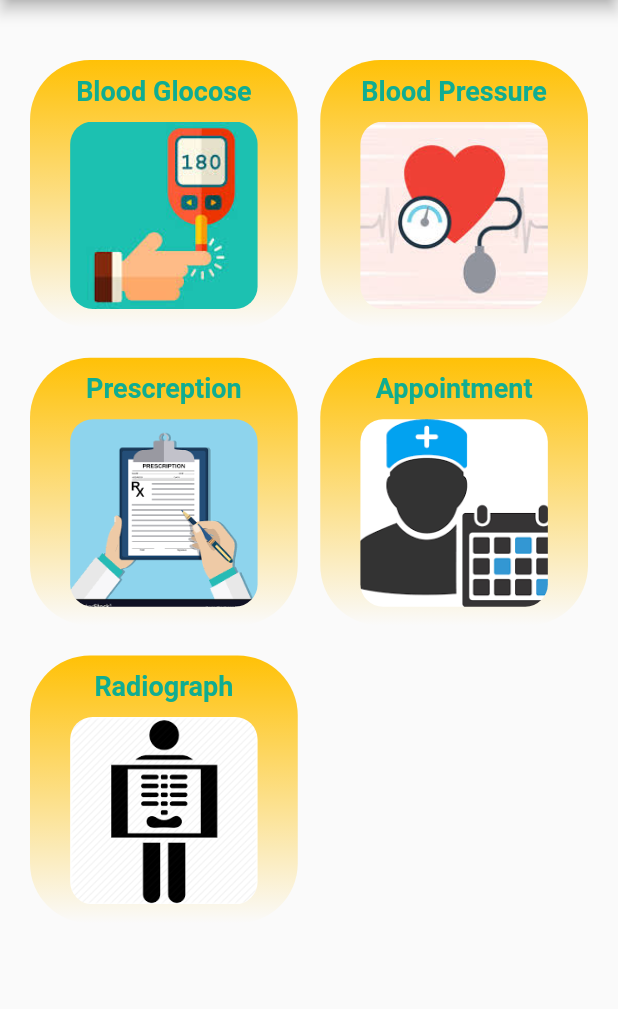
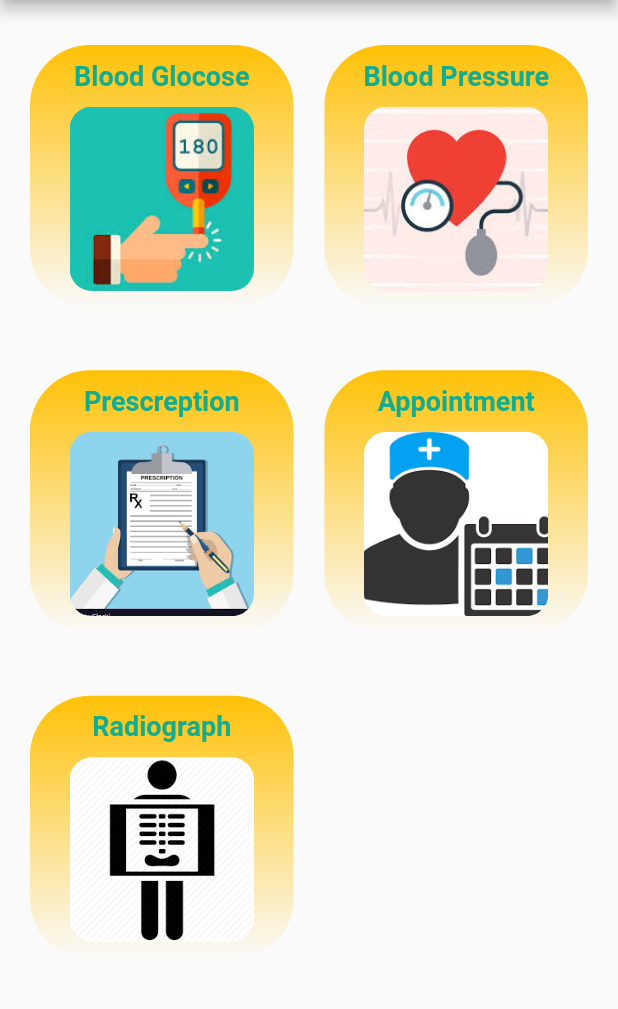
Before and after one commit to AbdelrahmanMagdy84/AMUN_mobile_APP, a Flutter app: the CategoriesScreen screen opened by its route, on a phone screen of 412 x 824 dp, the part 84-1093 px from its top. Run offline on Flutter 3.47's test engine with Material 2 defaults, Android fonts, the phone set to English and light mode, and no system bars; our stand-ins replace dropdown_search, numberpicker; missing offline and left inert: qr_code_scanner.

Commit message:
responsive grid

```diff
--- a/lib/screens/allergies_screen.dart
+++ b/lib/screens/allergies_screen.dart
@@ -48,9 +48,11 @@ class _AllergiesScreenState extends State<AllergiesScreen> {
       body: allergy == null
           ? Center(child: Text('no allergies yet'))
           : LayoutBuilder(builder: (context, constraints) {
-              return Column(children: <Widget>[
+              return Container(
+
+                child: Column(children: <Widget>[
                   Container(
-
+                   padding: EdgeInsets.only(top:10),
                     child: Card(
                       elevation: 4,
                       child: Column(
@@ -123,7 +125,8 @@ class _AllergiesScreenState extends State<AllergiesScreen> {
                       ),
                     ),
                   ),
-              ]);
+                ]),
+              );
             }),
       floatingActionButtonLocation: FloatingActionButtonLocation.centerFloat,
       floatingActionButton: FloatingActionButton(
--- a/lib/screens/categories_screen.dart
+++ b/lib/screens/categories_screen.dart
@@ -1,4 +1,3 @@
-
 import 'package:amun/screens/scanner_screen.dart';
 
 import '../widgets/category_item.dart';
@@ -14,7 +13,6 @@ class CategoriesScreen extends StatefulWidget {
 }
 
 class _CategoriesScreenState extends State<CategoriesScreen> {
-
   @override
   Widget build(BuildContext context) {
     return Scaffold(
@@ -33,17 +31,14 @@ class _CategoriesScreenState extends State<CategoriesScreen> {
       ),
       drawer: MainDrawer(),
       drawerScrimColor: Theme.of(context).primaryColor.withOpacity(0.5),
+      body: Container(
 
-      body: Container(
-        padding: const EdgeInsets.only(top: 20),
-        child: GridView(
-          padding: EdgeInsets.all(20),
-          gridDelegate: SliverGridDelegateWithMaxCrossAxisExtent(
-            maxCrossAxisExtent: 200,
+          margin: const EdgeInsets.only(top: 30,left: 20,right:20),
+          child: GridView.count(
+            crossAxisCount: 2,
             childAspectRatio: 1 / 1,
-            crossAxisSpacing: 15,
-            mainAxisSpacing: 20,
-          ),
+            crossAxisSpacing: MediaQuery.of(context).size.width * 0.05,
+            mainAxisSpacing: MediaQuery.of(context).size.height * 0.05,
             children: <Widget>[
               ...categories
                   .map(
@@ -52,10 +47,27 @@ class _CategoriesScreenState extends State<CategoriesScreen> {
                   )
                   .toList(),
             ],
-        ),
+          )
+
+          //  GridView(
+          //   padding: EdgeInsets.all(20),
+          //   gridDelegate: SliverGridDelegateWithMaxCrossAxisExtent(
+
+          //     maxCrossAxisExtent: 200,
+          //     childAspectRatio: 1 / 1,
+          //     crossAxisSpacing: 15,
+          //     mainAxisSpacing: 20,
+          //   ),
+          //   children: <Widget>[
+          //     ...categories
+          //         .map(
+          //           (cat) =>
+          //               CategoryItem(cat.id, cat.title, cat.color, cat.image),
+          //         )
+          //         .toList(),
+          //   ],
+          // ),
           ),
     );
   }
-
-
 }
```
Also changed, not shown: 1 other file. Lines whose indentation alone changed are shown as unchanged.
